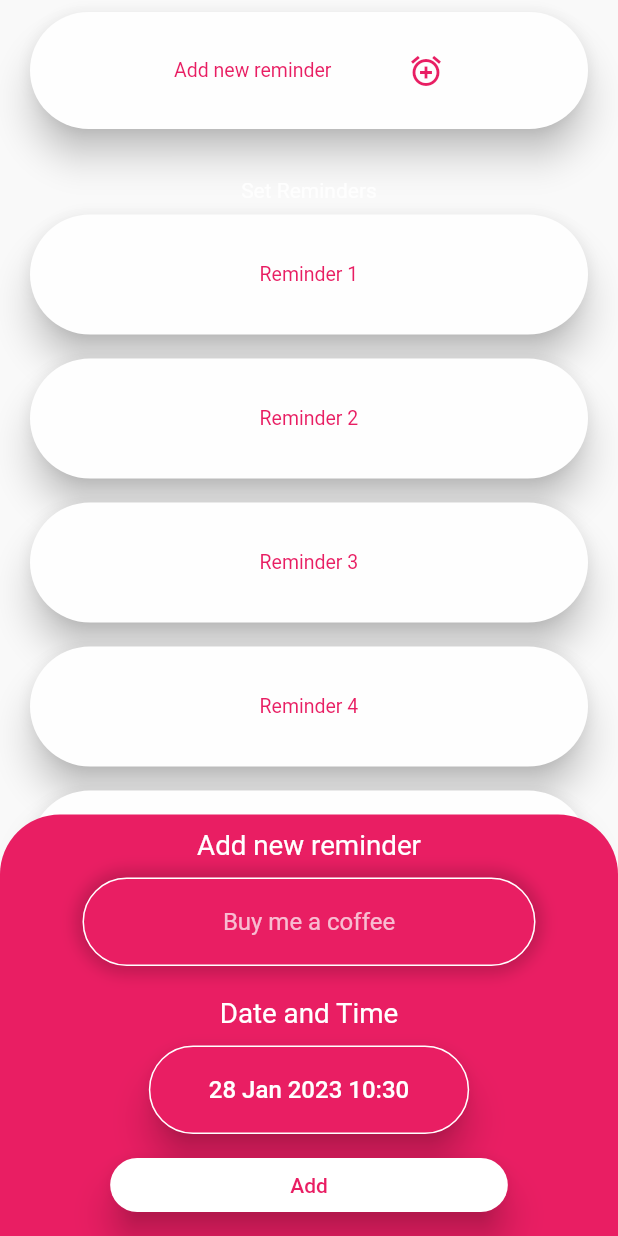
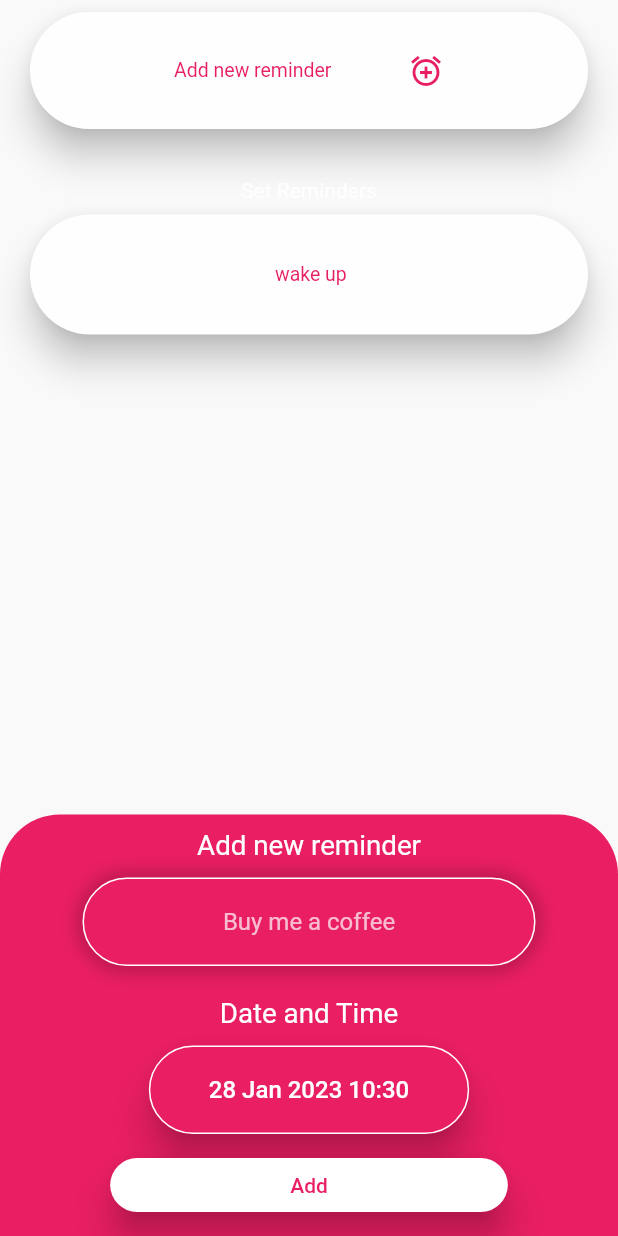
Before and after one commit to Addy2004/RemindMe, a Flutter app: what widget() shows on an empty page, opened directly, after a tap on "Add new reminder", on a phone screen of 412 x 824 dp. Run offline on Flutter 3.47's test engine with Material 2 defaults, Android fonts, the phone set to English and light mode, and no system bars; our stand-ins replace table_calendar.

Commit message:
add reminder button backend functionality stub

```diff
--- a/lib/main.dart
+++ b/lib/main.dart
@@ -1,6 +1,8 @@
 import 'package:flutter/material.dart';
+import 'package:remind_me/models/reminder_data.dart';
 import 'screens/main_screen.dart';
 import 'package:flutter/services.dart';
+import 'package:provider/provider.dart';
 
 void main() {
   runApp(const MyApp());
@@ -20,7 +22,9 @@ class MyApp extends StatelessWidget {
   @override
   Widget build(BuildContext context) {
     SystemChrome.setSystemUIOverlayStyle(const SystemUiOverlayStyle(statusBarColor: Colors.transparent),);
-    return MaterialApp(
+    return ChangeNotifierProvider(
+      create: (context) => ReminderData(),
+      child: MaterialApp(
         scrollBehavior: NoGlowEffect(),
         //To disable Widget Splash Effect
         theme: ThemeData(
@@ -34,6 +38,7 @@ class MyApp extends StatelessWidget {
         routes: {
           MainScreen.id: (context) => const MainScreen()
         },
+      ),
     );
   }
 }
--- /dev/null
+++ b/lib/models/reminder.dart
@@ -0,0 +1,11 @@
+class Reminder{
+  final String _title;
+  final DateTime _dateTime;
+
+  String get title => _title;
+  DateTime get dateTime => _dateTime;
+
+  Reminder({required String title,
+    required DateTime dateTime})
+  : _title = title, _dateTime = dateTime;
+}
--- /dev/null
+++ b/lib/models/reminder_data.dart
@@ -0,0 +1,19 @@
+import 'dart:collection';
+import 'package:flutter/foundation.dart';
+import 'reminder.dart';
+
+class ReminderData extends ChangeNotifier{
+  final List<Reminder> _reminders = [
+    Reminder(title: 'wake up', dateTime: DateTime(2023, 1, 28, 5, 0))
+  ];
+
+  UnmodifiableListView<Reminder> get reminders => UnmodifiableListView(_reminders);
+
+  int get reminderCount => _reminders.length;
+
+  void add(Reminder reminder){
+    _reminders.add(reminder);
+    notifyListeners();
+  }
+
+}
--- a/lib/screens/add_reminder_screen.dart
+++ b/lib/screens/add_reminder_screen.dart
@@ -1,6 +1,9 @@
 import 'package:flutter/cupertino.dart';
 import 'package:flutter/material.dart';
 import 'package:intl/intl.dart';
+import 'package:provider/provider.dart';
+import 'package:remind_me/models/reminder.dart';
+import 'package:remind_me/models/reminder_data.dart';
 
 class AddReminderScreen extends StatefulWidget {
   const AddReminderScreen({Key? key}) : super(key: key);
@@ -10,6 +13,7 @@ class AddReminderScreen extends StatefulWidget {
 }
 
 class _AddReminderScreenState extends State<AddReminderScreen> {
+  String reminderName = "Buy me a coffee";
   DateTime dateTime = DateTime.now();
   final DateFormat format = DateFormat('MMM');
   @override
@@ -24,7 +28,7 @@ class _AddReminderScreenState extends State<AddReminderScreen> {
       }
       return str;
     }
-    void _showDialog(Widget child){
+    void showDialog(Widget child){
       showCupertinoModalPopup<void>(context: context,
           builder: (BuildContext context) => Container(
             height: 216,
@@ -80,35 +84,37 @@ class _AddReminderScreenState extends State<AddReminderScreen> {
                   ),
                 ),
                 TextField(
-                  onChanged: (value) {},
+                  onChanged: (value) {
+                    reminderName = value;
+                  },
                   cursorColor: Colors.white,
                   style: const TextStyle(color: Colors.white),
                   textAlign: TextAlign.center,
                   autofocus: false,
-                  decoration: const InputDecoration(
+                  decoration: InputDecoration(
                     filled: true,
                     fillColor: Colors.pink,
-                    hintText: 'Buy me a coffee',
-                    hintStyle: TextStyle(color: Colors.white70),
-                    border: OutlineInputBorder(
+                    hintText: reminderName,
+                    hintStyle: const TextStyle(color: Colors.white70),
+                    border: const OutlineInputBorder(
                       borderSide: BorderSide(color: Colors.white, width: 1.0),
                       borderRadius: BorderRadius.all(
                         Radius.circular(40.0),
                       ),
                     ),
-                    focusedBorder: OutlineInputBorder(
+                    focusedBorder: const OutlineInputBorder(
                       borderSide: BorderSide(color: Colors.white, width: 2.0),
                       borderRadius: BorderRadius.all(
                         Radius.circular(40.0),
                       ),
                     ),
-                    enabledBorder: OutlineInputBorder(
+                    enabledBorder: const OutlineInputBorder(
                       borderSide: BorderSide(color: Colors.white, width: 1.0),
                       borderRadius: BorderRadius.all(
                         Radius.circular(40.0),
                       ),
                     ),
-                    disabledBorder: OutlineInputBorder(
+                    disabledBorder: const OutlineInputBorder(
                       borderSide: BorderSide(color: Colors.white, width: 1.0),
                       borderRadius: BorderRadius.all(
                         Radius.circular(40.0),
@@ -145,7 +151,7 @@ class _AddReminderScreenState extends State<AddReminderScreen> {
                 ),
                 ),
               ),
-              onPressed: () => _showDialog(
+              onPressed: () => showDialog(
               CupertinoTheme(
                 data: const CupertinoThemeData(
                   textTheme: CupertinoTextThemeData(
@@ -193,6 +199,7 @@ class _AddReminderScreenState extends State<AddReminderScreen> {
               )
             ),
             onPressed: () {
+              Provider.of<ReminderData>(context, listen: false).add(Reminder(title: reminderName, dateTime: dateTime));
               Navigator.pop(context);
             },
             child: const Text('Add',
--- a/lib/screens/menu_screen.dart
+++ b/lib/screens/menu_screen.dart
@@ -1,5 +1,7 @@
 import 'package:flutter/material.dart';
+import 'package:provider/provider.dart';
 import 'package:remind_me/constants.dart';
+import 'package:remind_me/models/reminder_data.dart';
 import 'package:remind_me/widgets/add_reminder_tile.dart';
 import 'package:remind_me/widgets/reminder_tile.dart';
 
@@ -50,13 +52,17 @@ Widget widget(){
               style: TextStyle(color: Colors.white),
             ),
         ),
-        ListView.builder(
+        Consumer<ReminderData>(
+          builder: (context, reminderData, child){
+           return ListView.builder(
             physics: const NeverScrollableScrollPhysics(),
             scrollDirection: Axis.vertical,
-        itemCount: 10,
+            itemCount: reminderData.reminderCount,
             shrinkWrap: true,
             itemBuilder: (BuildContext context, int index){
               return ReminderTile(index: index);
+            },
+          );
            },
         ),
       ],
--- a/lib/widgets/reminder_tile.dart
+++ b/lib/widgets/reminder_tile.dart
@@ -1,4 +1,6 @@
 import 'package:flutter/material.dart';
+import 'package:remind_me/models/reminder_data.dart';
+import 'package:provider/provider.dart';
 
 class ReminderTile extends StatelessWidget {
   final int index;
@@ -8,6 +10,9 @@ class ReminderTile extends StatelessWidget {
 
   @override
   Widget build(BuildContext context) {
+    return Consumer<ReminderData>(
+      builder: (context, reminderData, child){
+        final reminder = reminderData.reminders[index];
         return ListTile(
           title: Center(
             child: Card(
@@ -23,24 +28,24 @@ class ReminderTile extends StatelessWidget {
                     trailing: const SizedBox.shrink(),
                     title: Align(
                       alignment: const Alignment(0.15, 0),
-                  child: Text('Reminder ${index + 1}',
+                      child: Text(reminder.title,
                         style: const TextStyle(
                             color: Colors.pink),
                       ),
                     ),
                     childrenPadding: const EdgeInsets.all(10.0),
-                children: const [
-                  Padding(padding: EdgeInsets.all(10.0),
+                    children: [
+                      Padding(padding: const EdgeInsets.all(10.0),
+                        child: Text('${reminder.dateTime}',
+                          style: const TextStyle(color: Colors.pink),
+                        ),
+                      ),
+                      const Padding(padding: EdgeInsets.all(10.0),
                         child: Text('Text',
                           style: TextStyle(color: Colors.pink),
                         ),
                       ),
-                  Padding(padding: EdgeInsets.all(10.0),
-                      child: Text('Text',
-                        style: TextStyle(color: Colors.pink),
-                      ),
-                  ),
-                  Padding(padding: EdgeInsets.all(10.0),
+                      const Padding(padding: EdgeInsets.all(10.0),
                         child: Text('Text',
                           style: TextStyle(color: Colors.pink),
                         ),
@@ -52,5 +57,7 @@ class ReminderTile extends StatelessWidget {
             ),
           ),
         );
+      },
+    );
   }
 }
--- a/pubspec.yaml
+++ b/pubspec.yaml
@@ -33,7 +33,7 @@ dependencies:
     sdk: flutter
   intl: ^0.18.0
   table_calendar: ^3.0.9
-
+  provider: ^6.0.5
 
   # The following adds the Cupertino Icons font to your application.
   # Use with the CupertinoIcons class for iOS style icons.
```
Also changed, not shown: pubspec.lock. Lines whose indentation alone changed are shown as unchanged.
